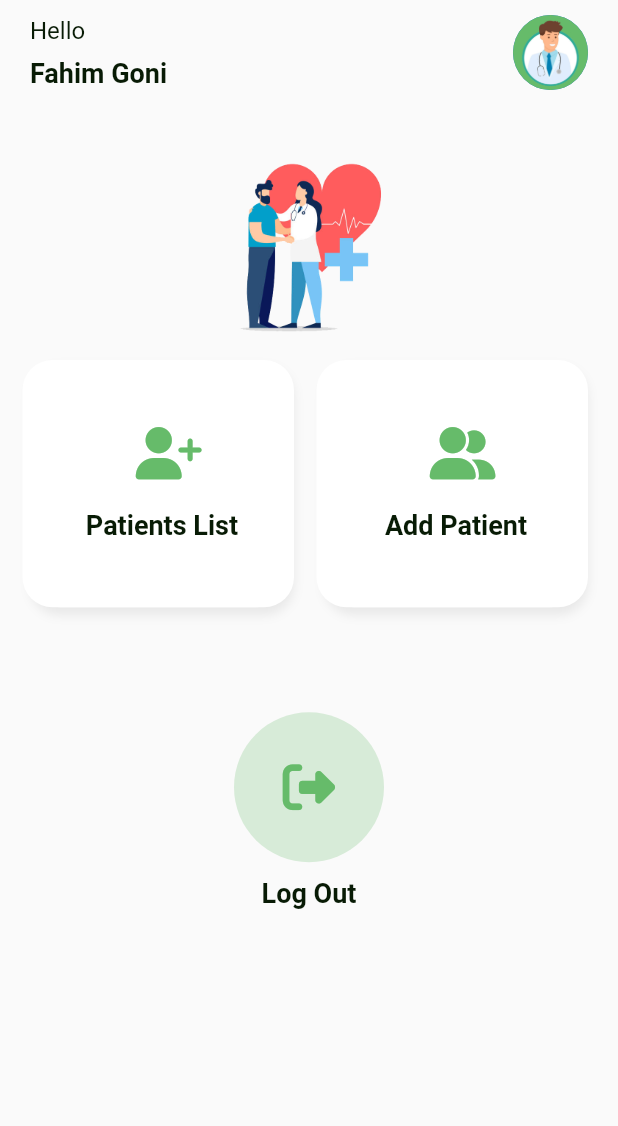
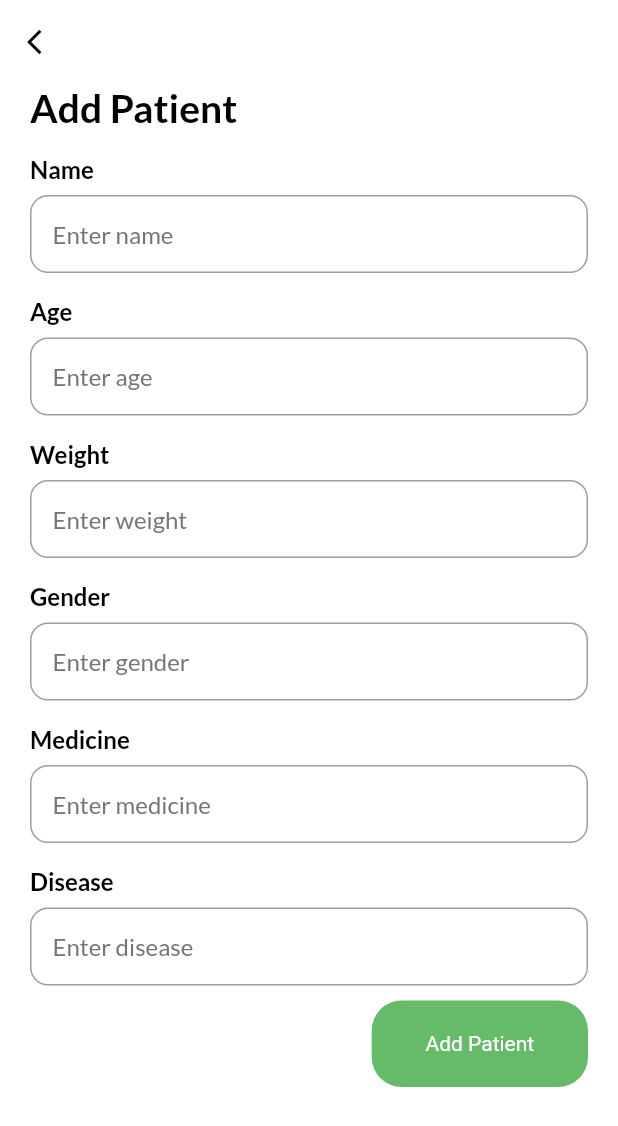
Before and after one commit to mostafijur566/doc_hub, a Flutter app: the screen it shows after launch, on a phone screen of 412 x 824 dp. Shown: the top 1126 px of the screen. Run offline on Flutter 3.47's test engine with Material 2 defaults, Android fonts, the phone set to English and light mode, and no system bars; our stand-ins replace font_awesome_flutter, get, google_fonts.

Commit message:
custom input field, button and add patient page added

```diff
--- a/lib/main.dart
+++ b/lib/main.dart
@@ -1,3 +1,4 @@
+import 'package:doc_hub/pages/add_patient_page.dart';
 import 'package:doc_hub/pages/home_page.dart';
 import 'package:doc_hub/pages/login_page.dart';
 import 'package:flutter/material.dart';
@@ -19,7 +20,7 @@ class MyApp extends StatelessWidget {
 
         primarySwatch: Colors.blue,
       ),
-      home: const HomePage()
+      home: const AddPatientPage()
     );
   }
 }
--- /dev/null
+++ b/lib/pages/add_patient_page.dart
@@ -0,0 +1,63 @@
+import 'package:doc_hub/widgets/button.dart';
+import 'package:flutter/material.dart';
+
+import '../utils/theme.dart';
+import '../widgets/input_field.dart';
+
+class AddPatientPage extends StatelessWidget {
+  const AddPatientPage({Key? key}) : super(key: key);
+
+  @override
+  Widget build(BuildContext context) {
+    return Scaffold(
+      backgroundColor: Colors.white,
+      appBar: AppBar(
+        backgroundColor: Colors.white,
+        elevation: 0,
+        leading: GestureDetector(
+          onTap: () {
+
+          },
+          child: Icon(
+            Icons.arrow_back_ios,
+            size: 20,
+            color: Colors.black,
+          ),
+        ),
+      ),
+
+      body: Container(
+        padding: EdgeInsets.only(left: 20, right: 20),
+        width: double.maxFinite,
+        child: SingleChildScrollView(
+          physics: BouncingScrollPhysics(),
+          child: Column(
+            crossAxisAlignment: CrossAxisAlignment.start,
+            children: [
+              Text('Add Patient',
+                style: headingStyle,
+              ),
+              MyInputField(title: "Name", hint: "Enter name",),
+              MyInputField(title: "Age", hint: "Enter age",),
+              MyInputField(title: "Weight", hint: "Enter weight",),
+              MyInputField(title: "Gender", hint: "Enter gender",),
+              MyInputField(title: "Medicine", hint: "Enter medicine",),
+              MyInputField(title: "Disease", hint: "Enter disease"),
+              SizedBox(height: 10,),
+              Row(
+                mainAxisAlignment: MainAxisAlignment.end,
+                children: [
+                  MyButton(label: "Add Patient",
+                      onTap: (){
+
+                  }),
+                ],
+              ),
+              SizedBox(height: 10,),
+            ],
+          ),
+        ),
+      ),
+    );
+  }
+}
--- a/lib/pages/home_page.dart
+++ b/lib/pages/home_page.dart
@@ -20,9 +20,19 @@ class HomePage extends StatelessWidget {
                   Column(
                     crossAxisAlignment: CrossAxisAlignment.start,
                     children: [
-                      CustomText(text: 'Hello', textColor: AppColors.textColor, fontSize: 16),
-                      SizedBox(height: 8,),
-                      CustomText(text: 'Fahim Goni', textColor: AppColors.textColor, fontSize: 18, weight: FontWeight.bold,),
+                      CustomText(
+                          text: 'Hello',
+                          textColor: AppColors.textColor,
+                          fontSize: 16),
+                      SizedBox(
+                        height: 8,
+                      ),
+                      CustomText(
+                        text: 'Fahim Goni',
+                        textColor: AppColors.textColor,
+                        fontSize: 18,
+                        weight: FontWeight.bold,
+                      ),
                     ],
                   ),
                   CircleAvatar(
@@ -31,10 +41,13 @@ class HomePage extends StatelessWidget {
                   )
                 ],
               ),
-
-              SizedBox(height: 30,),
-              Image.asset('assets/images/home_img.png', width: 150,),
-
+              SizedBox(
+                height: 30,
+              ),
+              Image.asset(
+                'assets/images/home_img.png',
+                width: 150,
+              ),
               Row(
                 children: [
                   Expanded(
@@ -50,19 +63,27 @@ class HomePage extends StatelessWidget {
                               blurRadius: 5.0,
                               offset: Offset(0, 5)),
                           BoxShadow(color: Colors.white, offset: Offset(-5, 0)),
-                            ]
-                        ),
+                        ]),
                     child: Column(
                       mainAxisAlignment: MainAxisAlignment.center,
                       children: [
-                            Icon(FontAwesomeIcons.userPlus, size: 35, color: AppColors.mainColor,),
-                            SizedBox(height: 20,),
-                            CustomText(text: 'Patients List', textColor: AppColors.textColor, fontSize: 18, weight: FontWeight.bold,)
+                        Icon(
+                          FontAwesomeIcons.userPlus,
+                          size: 35,
+                          color: AppColors.mainColor,
+                        ),
+                        SizedBox(
+                          height: 20,
+                        ),
+                        CustomText(
+                          text: 'Patients List',
+                          textColor: AppColors.textColor,
+                          fontSize: 18,
+                          weight: FontWeight.bold,
+                        )
                       ],
                     ),
-                      )
-                  ),
-
+                  )),
                   Expanded(
                       child: Container(
                     height: MediaQuery.of(context).size.height * 0.20,
@@ -76,34 +97,55 @@ class HomePage extends StatelessWidget {
                               blurRadius: 5.0,
                               offset: Offset(0, 5)),
                           BoxShadow(color: Colors.white, offset: Offset(-5, 0)),
-                            ]
-                        ),
+                        ]),
                     child: Column(
                       mainAxisAlignment: MainAxisAlignment.center,
                       children: [
-                            Icon(FontAwesomeIcons.userGroup, size: 35, color: AppColors.mainColor,),
-                            SizedBox(height: 20,),
-                            CustomText(text: 'Add Patient', textColor: AppColors.textColor, fontSize: 18, weight: FontWeight.bold,)
+                        Icon(
+                          FontAwesomeIcons.userGroup,
+                          size: 35,
+                          color: AppColors.mainColor,
+                        ),
+                        SizedBox(
+                          height: 20,
+                        ),
+                        CustomText(
+                          text: 'Add Patient',
+                          textColor: AppColors.textColor,
+                          fontSize: 18,
+                          weight: FontWeight.bold,
+                        )
                       ],
                     ),
-                      )
-                  ),
+                  )),
                 ],
               ),
-              SizedBox(height: 70,),
+              SizedBox(
+                height: 70,
+              ),
               Column(
                 children: [
                   Container(
-                    width: 100,
-                    height: 100,
-                    child: Icon(FontAwesomeIcons.rightFromBracket, color: AppColors.mainColor, size: 35,),
+                    width: 80,
+                    height: 80,
+                    child: Icon(
+                      FontAwesomeIcons.rightFromBracket,
+                      color: AppColors.mainColor,
+                      size: 35,
+                    ),
                     decoration: BoxDecoration(
                         color: Colors.green.withOpacity(0.2),
-                        borderRadius: BorderRadius.circular(50)
+                        borderRadius: BorderRadius.circular(50)),
                   ),
+                  SizedBox(
+                    height: 10,
                   ),
-                  SizedBox(height: 10,),
-                  CustomText(text: 'Log Out', textColor: AppColors.textColor, fontSize: 18, weight: FontWeight.w600,)
+                  CustomText(
+                    text: 'Log Out',
+                    textColor: AppColors.textColor,
+                    fontSize: 18,
+                    weight: FontWeight.w600,
+                  )
                 ],
               )
             ],
--- /dev/null
+++ b/lib/pages/patient_list_page.dart
@@ -0,0 +1,12 @@
+import 'package:flutter/material.dart';
+
+class PatientListPage extends StatelessWidget {
+  const PatientListPage({Key? key}) : super(key: key);
+
+  @override
+  Widget build(BuildContext context) {
+    return Scaffold(
+
+    );
+  }
+}
--- /dev/null
+++ b/lib/utils/theme.dart
@@ -0,0 +1,43 @@
+import 'package:flutter/material.dart';
+import 'package:get/get.dart';
+import 'package:google_fonts/google_fonts.dart';
+
+TextStyle get subHeadingStyle{
+  return GoogleFonts.lato(
+      textStyle: TextStyle(
+          fontSize: 20,
+          fontWeight: FontWeight.bold,
+          color: Colors.grey
+      )
+  );
+}
+
+TextStyle get headingStyle{
+  return GoogleFonts.lato(
+      textStyle: TextStyle(
+          fontSize: 26,
+          fontWeight: FontWeight.bold,
+          color: Colors.black
+      )
+  );
+}
+
+TextStyle get titleStyle{
+  return GoogleFonts.lato(
+      textStyle: TextStyle(
+          fontSize: 16,
+          fontWeight: FontWeight.bold,
+          color: Colors.black
+      )
+  );
+}
+
+TextStyle get subTitleStyle{
+  return GoogleFonts.lato(
+      textStyle: TextStyle(
+          fontSize: 16,
+          fontWeight: FontWeight.w400,
+          color: Colors.grey[600]
+      )
+  );
+}
--- /dev/null
+++ b/lib/widgets/button.dart
@@ -0,0 +1,34 @@
+import 'package:doc_hub/utils/app_colors.dart';
+import 'package:flutter/material.dart';
+
+class MyButton extends StatelessWidget {
+  const MyButton({Key? key, required this.label, required this.onTap}) : super(key: key);
+
+  final String label;
+  final Function() onTap;
+
+  @override
+  Widget build(BuildContext context) {
+    return GestureDetector(
+      onTap: onTap,
+      child: Container(
+
+        width: MediaQuery.of(context).size.width * 0.35,
+        height: MediaQuery.of(context).size.height * 0.07,
+        decoration: BoxDecoration(
+            borderRadius: BorderRadius.circular(20),
+            color: AppColors.mainColor
+        ),
+
+        child: Center(
+          child: Text(
+            label,
+            style: TextStyle(
+              color: Colors.white,
+            ),
+          ),
+        ),
+      ),
+    );
+  }
+}
--- /dev/null
+++ b/lib/widgets/input_field.dart
@@ -0,0 +1,74 @@
+import 'package:doc_hub/utils/app_colors.dart';
+import 'package:flutter/material.dart';
+import 'package:get/get.dart';
+
+import '../utils/theme.dart';
+
+class MyInputField extends StatelessWidget {
+  const MyInputField(
+      {Key? key,
+        required this.title,
+        required this.hint,
+        this.controller,
+        this.widget})
+      : super(key: key);
+
+  final String title;
+  final String hint;
+  final TextEditingController? controller;
+  final Widget? widget;
+
+  @override
+  Widget build(BuildContext context) {
+    return Container(
+      margin: EdgeInsets.only(top: 16),
+      child: Column(
+        crossAxisAlignment: CrossAxisAlignment.start,
+        children: [
+          Text(
+            title,
+            style: titleStyle,
+          ),
+          Container(
+            height: 52,
+            margin: EdgeInsets.only(top: 8),
+            padding: EdgeInsets.only(left: 14, right: 14),
+            decoration: BoxDecoration(
+                border: Border.all(color: Colors.grey, width: 1),
+                borderRadius: BorderRadius.circular(12)),
+            child: Row(
+              children: [
+                Expanded(
+                  child: TextFormField(
+                    readOnly: widget == null ? false : true,
+                    autofocus: false,
+                    cursorColor: Colors.grey[700],
+                    controller: controller,
+                    style: subTitleStyle,
+                    decoration: InputDecoration(
+                      hintText: hint,
+                      hintStyle: subTitleStyle,
+                      focusedBorder: UnderlineInputBorder(
+                          borderSide: BorderSide(
+                              color: Colors.black12,
+                              width: 0
+                          )
+                      ),
+                      enabledBorder: UnderlineInputBorder(
+                          borderSide: BorderSide(
+                            color: Colors.white,
+                              width: 0
+                          )
+                      ),
+                    ),
+                  ),
+                ),
+                widget == null ? Container() : Container(child: widget,)
+              ],
+            ),
+          )
+        ],
+      ),
+    );
+  }
+}
--- a/pubspec.yaml
+++ b/pubspec.yaml
@@ -15,6 +15,8 @@ dependencies:
 
   cupertino_icons: ^1.0.2
   font_awesome_flutter: ^10.1.0
+  google_fonts: ^3.0.1
+  get: ^4.6.5
 
 dev_dependencies:
   flutter_test:
```
Also changed, not shown: pubspec.lock, 3 other files. Lines whose indentation alone changed are shown as unchanged.
